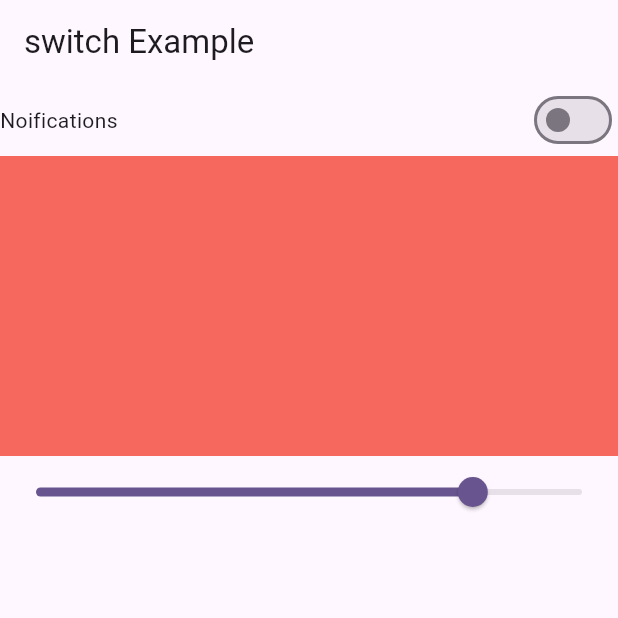
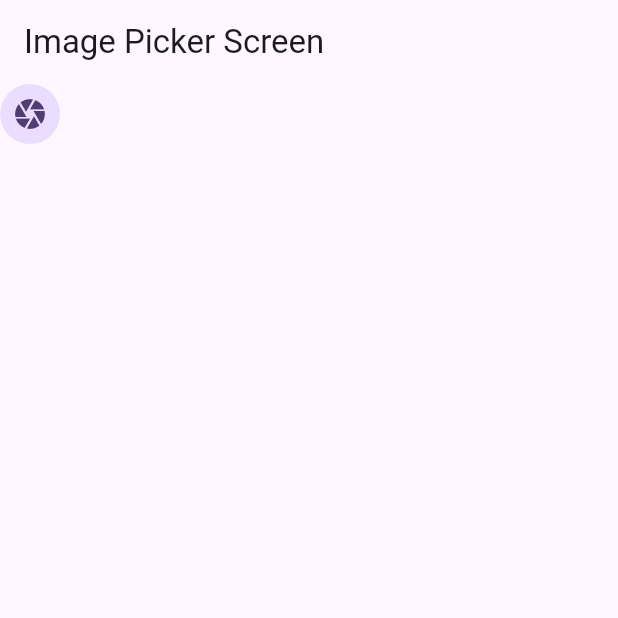
Before and after one commit to saadmomand6/Bloc, a Flutter app: the screen it shows after launch, on a phone screen of 412 x 824 dp, the top half of it. Run offline on Flutter 3.47's test engine with Material 3 defaults, Android fonts, the phone set to English and light mode, and no system bars; our stand-ins replace bloc, equatable, flutter_bloc, image_picker.

Commit message:
image picker bloc

```diff
--- /dev/null
+++ b/lib/View/imagepicker_screen.dart
@@ -0,0 +1,30 @@
+import 'dart:io';
+
+import 'package:bloc_practice/bloc/imagepicker/imagepicker_bloc.dart';
+import 'package:bloc_practice/bloc/imagepicker/imagepicker_event.dart';
+import 'package:bloc_practice/bloc/imagepicker/imagepicker_state.dart';
+import 'package:flutter/material.dart';
+import 'package:flutter_bloc/flutter_bloc.dart';
+
+class ImagePickerScreen extends StatelessWidget {
+  const ImagePickerScreen({super.key});
+
+  @override
+  Widget build(BuildContext context) {
+    return Scaffold(
+      appBar: AppBar(title: const Text('Image Picker Screen'),),
+      body: Column(
+        children: [
+          BlocBuilder<ImagePickerBloc, ImagePickerState>
+          (builder: (context, state){
+            return state.file == null ? InkWell(
+              onTap: (){
+                context.read<ImagePickerBloc>().add(CameraPicker());
+              },
+              child: const CircleAvatar(child: Icon(Icons.camera),)) : Image.file(File(state.file!.path.toString()));
+          })
+        ],
+      ),
+    );
+  }
+}
--- /dev/null
+++ b/lib/bloc/imagepicker/imagepicker_bloc.dart
@@ -0,0 +1,24 @@
+import 'package:bloc/bloc.dart';
+import 'package:bloc_practice/bloc/imagepicker/imagepicker_event.dart';
+import 'package:bloc_practice/bloc/imagepicker/imagepicker_state.dart';
+import 'package:bloc_practice/utils/image_picker_util.dart';
+import 'package:image_picker/image_picker.dart';
+
+class ImagePickerBloc extends Bloc<ImagePickerEvent,ImagePickerState>{
+  // CounterBloc(super.initialState);
+  final ImagePickerUtils imagepickerutils;
+
+  ImagePickerBloc(this.imagepickerutils) : super(const ImagePickerState()){
+    on<CameraPicker>(CameraCapture);
+    on<GalleryPicker>(GalleryCapture);
+  }
+
+  void CameraCapture(CameraPicker event, Emitter<ImagePickerState> emit)async{
+    XFile? file = await imagepickerutils.cameraCapture();
+     emit(state.copyWith(file));
+  }
+  void GalleryCapture(GalleryPicker event, Emitter<ImagePickerState> emit)async{
+    XFile? file = await imagepickerutils.galleryCapture();
+     emit(state.copyWith(file));
+  }
+}
--- /dev/null
+++ b/lib/bloc/imagepicker/imagepicker_event.dart
@@ -0,0 +1,9 @@
+import 'package:equatable/equatable.dart';
+
+abstract class ImagePickerEvent extends Equatable {
+  const ImagePickerEvent();
+  @override
+  List<Object?> get props => [];
+}
+class CameraPicker extends ImagePickerEvent {}
+class GalleryPicker extends ImagePickerEvent {}
--- /dev/null
+++ b/lib/bloc/imagepicker/imagepicker_state.dart
@@ -0,0 +1,15 @@
+import 'package:equatable/equatable.dart';
+import 'package:image_picker/image_picker.dart';
+
+class ImagePickerState extends Equatable {
+  final XFile? file;
+  const ImagePickerState({this.file});
+  @override
+  List<Object?> get props => [file];
+
+  ImagePickerState copyWith (XFile? uploadedfile){
+    return ImagePickerState(
+      file: uploadedfile ?? file
+    );
+  }
+}
--- a/lib/main.dart
+++ b/lib/main.dart
@@ -1,6 +1,8 @@
-import 'package:bloc_practice/View/switch_example.dart';
+import 'package:bloc_practice/View/imagepicker_screen.dart';
 import 'package:bloc_practice/bloc/counter/counter_bloc.dart';
+import 'package:bloc_practice/bloc/imagepicker/imagepicker_bloc.dart';
 import 'package:bloc_practice/bloc/switch/switch_bloc.dart';
+import 'package:bloc_practice/utils/image_picker_util.dart';
 import 'package:flutter/material.dart';
 import 'package:flutter_bloc/flutter_bloc.dart';
 
@@ -16,6 +18,7 @@ class MyApp extends StatelessWidget {
       providers: [
         BlocProvider(create: (_) => CounterBloc(),),
         BlocProvider(create: (_) => SwitchBloc(),),
+        BlocProvider(create: (_) => ImagePickerBloc(ImagePickerUtils()),),
       ],
 
       child: MaterialApp(
@@ -24,7 +27,7 @@ class MyApp extends StatelessWidget {
             colorScheme: ColorScheme.fromSeed(seedColor: Colors.deepPurple),
             useMaterial3: true,
           ),
-          home: const SwitchExample()),
+          home: const ImagePickerScreen()),
     );
   }
 }
--- /dev/null
+++ b/lib/utils/image_picker_util.dart
@@ -0,0 +1,16 @@
+import 'package:image_picker/image_picker.dart';
+
+class ImagePickerUtils {
+  final ImagePicker _picker =ImagePicker();
+  Future<XFile?> cameraCapture()async{
+    final XFile? file = await _picker.pickImage(source: ImageSource.camera);
+    return file;
+
+  }
+
+  Future<XFile?> galleryCapture()async{
+    final XFile? file = await _picker.pickImage(source: ImageSource.gallery);
+    return file;
+
+  }
+}
--- a/pubspec.yaml
+++ b/pubspec.yaml
@@ -38,6 +38,7 @@ dependencies:
   equatable: ^2.0.5
   flutter_bloc: ^8.1.5
   bloc: ^8.1.4
+  image_picker: ^1.0.8
 
 dev_dependencies:
   flutter_test:
```
Also changed, not shown: pubspec.lock, 7 other files.
